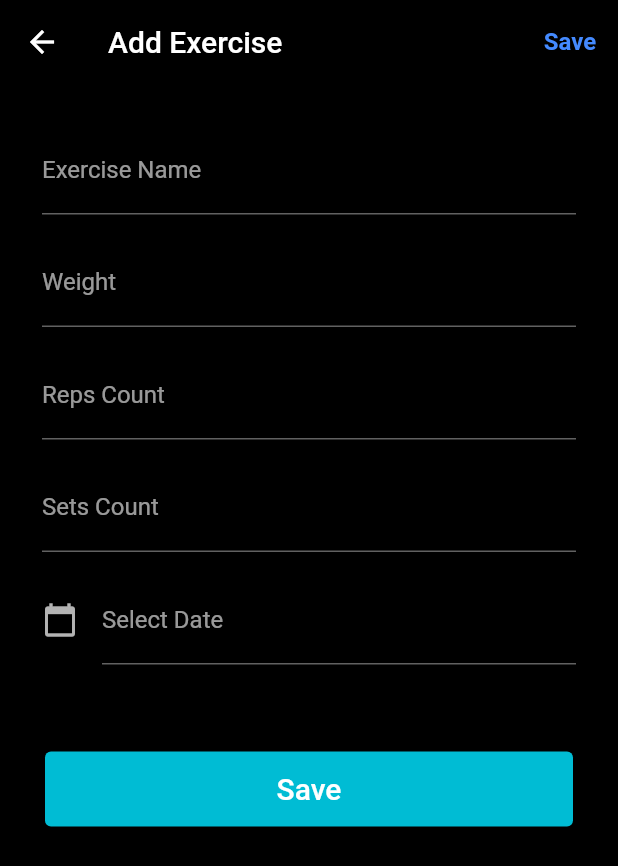
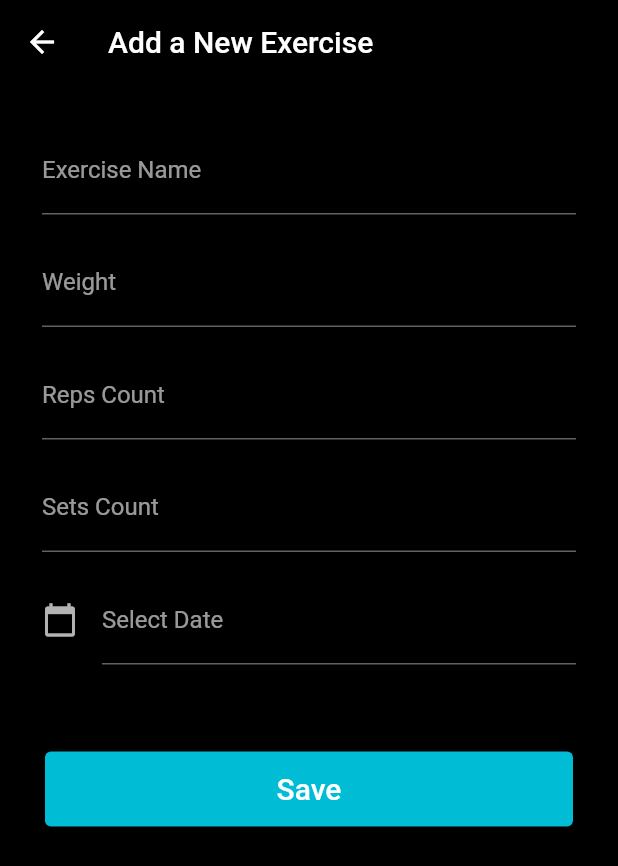
Before and after one commit to BoostMe-Fitness-App/BoostMe, a Flutter app: the WorkoutAddScreen screen opened directly, on a phone screen of 412 x 824 dp. Shown: the top 866 px of the screen. Run offline on Flutter 3.47's test engine with Material 2 defaults, Android fonts, the phone set to English and light mode, and no system bars; our stand-ins replace cloud_firestore, firebase_auth, firebase_core, firebase_storage, image_picker; accounts and stored records are empty.

Commit message:
workout add screen modified

```diff
--- a/lib/screens/workout/workout_add_screen.dart
+++ b/lib/screens/workout/workout_add_screen.dart
@@ -1,3 +1,5 @@
+// ignore_for_file: use_build_context_synchronously, duplicate_ignore
+
 import 'dart:typed_data';
 import 'package:boostme/providers/user_provider.dart';
 import 'package:boostme/resources/firestore_methods.dart';
@@ -8,6 +10,8 @@ import 'package:flutter/material.dart';
 import 'package:image_picker/image_picker.dart';
 import 'package:intl/intl.dart';
 import 'package:provider/provider.dart';
+
+import 'workout _home_screen.dart';
 
 class WorkoutAddScreen extends StatefulWidget {
   const WorkoutAddScreen({Key? key}) : super(key: key);
@@ -29,19 +33,16 @@ class _WorkoutAddScreenState extends State<WorkoutAddScreen> {
       // upload to storage and db
       String res = await FirestoreMethods().addExercise(uid, _exName.text,
           _exWeight.text, _exSets.text, _exReps.text, _exDate.text);
+      // Navigate to workout home scrren
+      Navigator.pop(context);
+
       if (res == "success") {
-        // showSnackBar(
-        //   context as String,
-        //   'Posted!' as BuildContext,
-        // );
+        //
       } else {
-        // showSnackBar(context as String, res as BuildContext);
+        //
       }
     } catch (err) {
-      // showSnackBar(
-      //   context as String,
-      //   err.toString() as BuildContext,
-      // );
+      //
     }
   }
 
@@ -65,32 +66,12 @@ class _WorkoutAddScreenState extends State<WorkoutAddScreen> {
         leading: IconButton(
           icon: const Icon(Icons.arrow_back),
           onPressed: () {
-            // Navigator.of(context).push(
-            //   MaterialPageRoute(
-            //     builder: (context) => const MobileScreenLayout(),
-            //   ),
-            // );
             Navigator.pop(context);
           },
         ),
         title: const Text(
-          'Add Exercise',
+          'Add a New Exercise',
         ),
-        centerTitle: false,
-        actions: <Widget>[
-          TextButton(
-            onPressed: () => saveExercise(
-              userProvider.getUser!.uid,
-            ),
-            child: const Text(
-              "Save",
-              style: TextStyle(
-                  color: Colors.blueAccent,
-                  fontWeight: FontWeight.bold,
-                  fontSize: 16.0),
-            ),
-          )
-        ],
       ),
       // POST FORM
       body: SingleChildScrollView(
@@ -170,7 +151,9 @@ class _WorkoutAddScreenState extends State<WorkoutAddScreen> {
               Padding(
                 padding: const EdgeInsets.all(10.0),
                 child: ElevatedButton(
-                  onPressed: () {},
+                  onPressed: () => saveExercise(
+                    userProvider.getUser!.uid,
+                  ),
                   style: ButtonStyle(
                     minimumSize: MaterialStateProperty.all(
                       const Size(double.infinity, 50),
```
Also changed, not shown: lib/screens/workout/workout _home_screen.dart (+14 -1 lines), lib/widgets/workout_list.dart (+25 -59 lines).
